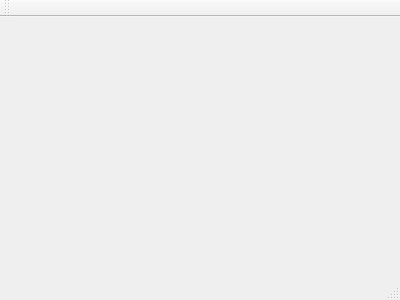
Old version of the form extras/SNESClassicMemoryFinder/snesclassicmemoryfinder.ui in the repository Skarsnik/QUsb2snes.
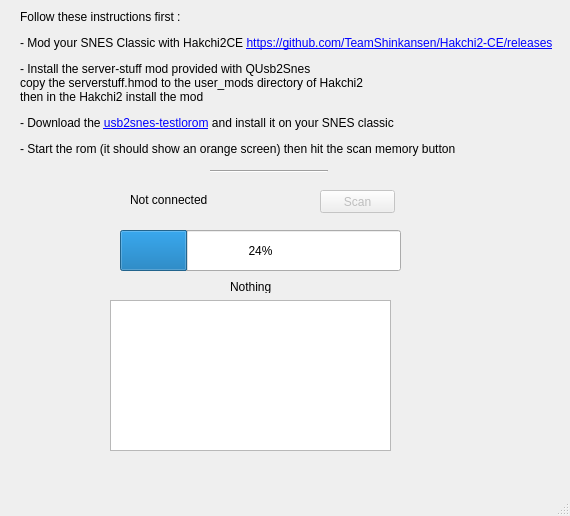
New version of the form.

Commit message: SNES Classic Memory finder first attempt

```diff
--- a/extras/SNESClassicMemoryFinder/snesclassicmemoryfinder.ui
+++ b/extras/SNESClassicMemoryFinder/snesclassicmemoryfinder.ui
@@ -1,24 +1,116 @@
 <ui version="4.0">
  <class>SNESClassicMemoryFinder</class>
- <widget class="QMainWindow" name="SNESClassicMemoryFinder" >
-  <property name="geometry" >
+ <widget class="QMainWindow" name="SNESClassicMemoryFinder">
+  <property name="geometry">
    <rect>
     <x>0</x>
     <y>0</y>
-    <width>400</width>
-    <height>300</height>
+    <width>570</width>
+    <height>516</height>
    </rect>
   </property>
   <property name="windowTitle" >
    <string>SNESClassicMemoryFinder</string>
   </property>
-  <widget class="QMenuBar" name="menuBar" />
-  <widget class="QToolBar" name="mainToolBar" />
-  <widget class="QWidget" name="centralWidget" />
-  <widget class="QStatusBar" name="statusBar" />
+  <widget class="QWidget" name="centralWidget">
+   <widget class="QPlainTextEdit" name="logTextEdit">
+    <property name="geometry">
+     <rect>
+      <x>110</x>
+      <y>300</y>
+      <width>281</width>
+      <height>151</height>
+     </rect>
+    </property>
+   </widget>
+   <widget class="QProgressBar" name="progressBar">
+    <property name="geometry">
+     <rect>
+      <x>120</x>
+      <y>230</y>
+      <width>281</width>
+      <height>41</height>
+     </rect>
+    </property>
+    <property name="value">
+     <number>24</number>
+    </property>
+   </widget>
+   <widget class="QLabel" name="progressLabel">
+    <property name="geometry">
+     <rect>
+      <x>230</x>
+      <y>280</y>
+      <width>47</width>
+      <height>13</height>
+     </rect>
+    </property>
+    <property name="text">
+     <string>Nothing</string>
+    </property>
+   </widget>
+   <widget class="QLabel" name="label">
+    <property name="geometry">
+     <rect>
+      <x>20</x>
+      <y>10</y>
+      <width>551</width>
+      <height>171</height>
+     </rect>
+    </property>
+    <property name="text">
+     <string>&lt;html&gt;&lt;head/&gt;&lt;body&gt;&lt;p&gt;Follow these instructions first :&lt;/p&gt;&lt;p&gt;- Mod your SNES Classic with Hakchi2CE &lt;a href=&quot;https://github.com/TeamShinkansen/Hakchi2-CE/releases&quot;&gt;&lt;span style=&quot; text-decoration: underline; color:#0000ff;&quot;&gt;https://github.com/TeamShinkansen/Hakchi2-CE/releases&lt;/span&gt;&lt;/a&gt;&lt;/p&gt;&lt;p&gt;- Install the server-stuff mod provided with QUsb2Snes&lt;br/&gt;copy the serverstuff.hmod to the user_mods directory of Hakchi2&lt;br/&gt;then in the Hakchi2 install the mod&lt;/p&gt;&lt;p&gt;- Download the &lt;a href=&quot; http://www.nyo.fr/~skarsnik/snesstuff/usb2snes-testlorom.sfc&quot;&gt;&lt;span style=&quot; text-decoration: underline; color:#0000ff;&quot;&gt;usb2snes-testlorom&lt;/span&gt;&lt;/a&gt; and install it on your SNES classic&lt;/p&gt;&lt;p&gt;- Start the rom (it should show an orange screen) then hit the scan memory button&lt;/p&gt;&lt;p&gt;&lt;br/&gt;&lt;/p&gt;&lt;/body&gt;&lt;/html&gt;</string>
+    </property>
+    <property name="wordWrap">
+     <bool>true</bool>
+    </property>
+   </widget>
+   <widget class="QPushButton" name="scanButton">
+    <property name="enabled">
+     <bool>false</bool>
+    </property>
+    <property name="geometry">
+     <rect>
+      <x>320</x>
+      <y>190</y>
+      <width>75</width>
+      <height>23</height>
+     </rect>
+    </property>
+    <property name="text">
+     <string>Scan</string>
+    </property>
+   </widget>
+   <widget class="QLabel" name="statusLabel">
+    <property name="geometry">
+     <rect>
+      <x>130</x>
+      <y>190</y>
+      <width>171</width>
+      <height>20</height>
+     </rect>
+    </property>
+    <property name="text">
+     <string>Not connected</string>
+    </property>
+   </widget>
+   <widget class="Line" name="line">
+    <property name="geometry">
+     <rect>
+      <x>210</x>
+      <y>170</y>
+      <width>118</width>
+      <height>3</height>
+     </rect>
+    </property>
+    <property name="orientation">
+     <enum>Qt::Horizontal</enum>
+    </property>
+   </widget>
+  </widget>
+  <widget class="QStatusBar" name="statusBar"/>
  </widget>
- <layoutDefault spacing="6" margin="11" />
- <pixmapfunction></pixmapfunction>
+ <layoutdefault spacing="6" margin="11"/>
  <resources/>
  <connections/>
 </ui>
```
Left out of the diff: 3 changed lines with no effect on the pictures. The commit also changes 4 other files.
